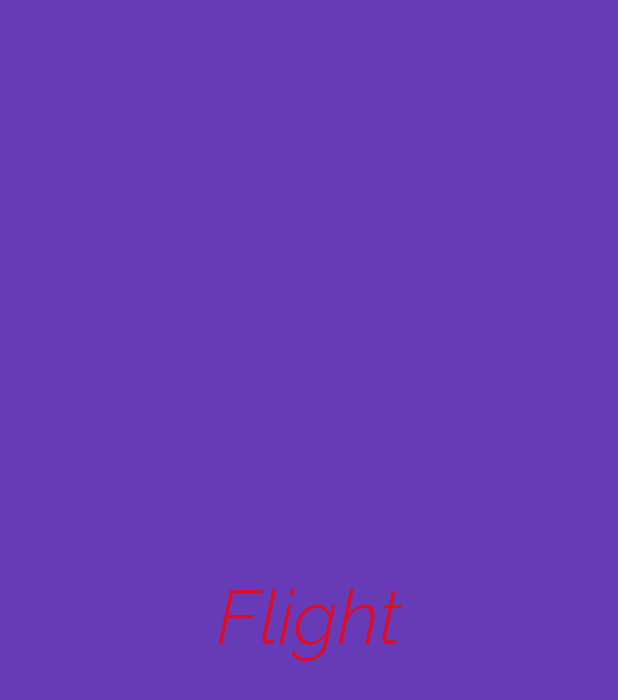
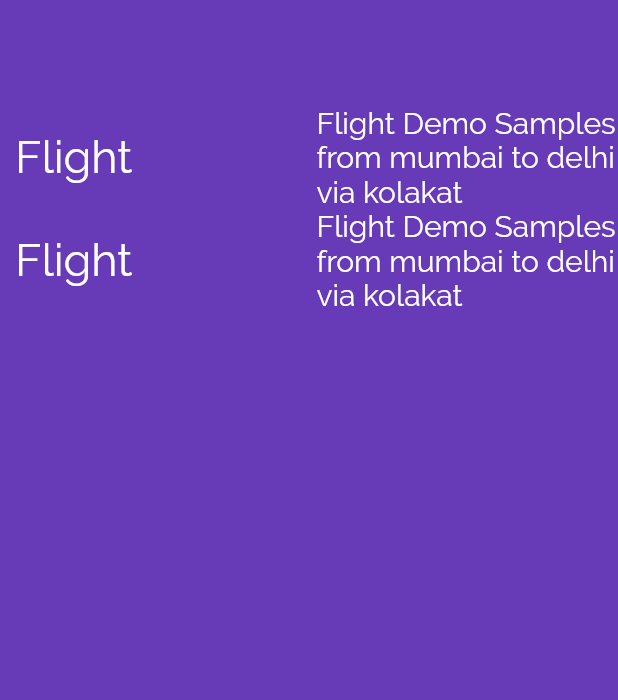
Before and after one commit to PhalugunaRao/FlutterLearning, a Flutter app: the screen it shows after launch, on a phone screen of 412 x 824 dp. Shown: the top 700 px of the screen. Run offline on Flutter 3.47's test engine with Material 2 defaults, Android fonts, the phone set to English and light mode, and no system bars.

Commit message:
Flutter Row, Column and Expanded widget

```diff
--- /dev/null
+++ b/lib/app_screens/row_coloum.dart
@@ -0,0 +1,108 @@
+import 'package:flutter/material.dart';
+
+
+class RowsAndColum extends StatelessWidget{
+  @override
+  Widget build(BuildContext context) {
+    // TODO: implement build
+    return Center(
+        child:  Container(
+          padding: EdgeInsets.only(left: 10.0,top: 70.0),
+          alignment: Alignment.center,
+          color: Colors.deepPurple,
+            child: Column(
+              children: <Widget>[
+                Row(
+                  children: <Widget>[
+                    Expanded(child: Text(
+                      "Flight",
+                      textDirection: TextDirection.ltr,
+                      style: TextStyle(
+                          decoration: TextDecoration.none,
+                          fontSize: 30.0,
+                          fontFamily: 'Raleway',
+                          fontWeight: FontWeight.w300,
+                          color: Colors.white
+                      ),
+                    )),
+                    Expanded(child: Text(
+                      "Flight Demo Samples from mumbai to delhi via kolakat",
+                      textDirection: TextDirection.ltr,
+                      style: TextStyle(
+                          decoration: TextDecoration.none,
+                          fontSize: 20.0,
+                          fontFamily: 'Raleway',
+                          fontWeight: FontWeight.w300,
+                          color: Colors.white
+                      ),
+                    )
+                    ),
+                  ],
+                ),
+                Row(
+                  children: <Widget>[
+                    Expanded(child: Text(
+                      "Flight",
+                      textDirection: TextDirection.ltr,
+                      style: TextStyle(
+                          decoration: TextDecoration.none,
+                          fontSize: 30.0,
+                          fontFamily: 'Raleway',
+                          fontWeight: FontWeight.w300,
+                          color: Colors.white
+                      ),
+                    )),
+                    Expanded(child: Text(
+                      "Flight Demo Samples from mumbai to delhi via kolakat",
+                      textDirection: TextDirection.ltr,
+                      style: TextStyle(
+                          decoration: TextDecoration.none,
+                          fontSize: 20.0,
+                          fontFamily: 'Raleway',
+                          fontWeight: FontWeight.w300,
+                          color: Colors.white
+                      ),
+                    )
+                    ),
+                  ],
+                )
+
+              ],
+            )
+
+
+
+          /*child: Row(
+            children: <Widget>[
+             Expanded(child: Text(
+                "Flight",
+                textDirection: TextDirection.ltr,
+                style: TextStyle(
+                    decoration: TextDecoration.none,
+                    fontSize: 30.0,
+                    fontFamily: 'Raleway',
+                    fontWeight: FontWeight.w300,
+                    color: Colors.white
+                ),
+              )),
+              Expanded(child: Text(
+                "Flight Demo Samples from mumbai to delhi via kolakat",
+                textDirection: TextDirection.ltr,
+                style: TextStyle(
+                    decoration: TextDecoration.none,
+                    fontSize: 20.0,
+                    fontFamily: 'Raleway',
+                    fontWeight: FontWeight.w300,
+                    color: Colors.white
+                ),
+              )
+              ),
+            ],
+          )
+*/
+
+        )
+    );
+  }
+
+}
--- a/lib/main.dart
+++ b/lib/main.dart
@@ -1,28 +1,28 @@
 import "package:flutter/material.dart";
 import 'app_screens/first_screen.dart';
 import 'app_screens/home.dart';
+import 'app_screens/row_coloum.dart';
 
 //void main() => runApp(new MyFlutterApp());
 
-void main(){
+void main() {
   runApp(MaterialApp(
     debugShowCheckedModeBanner: false,
     title: "Exploring UI widgets",
-    home: Home(),
+    home: RowsAndColum(),
   ));
 }
 
-class MyFlutterApp extends StatelessWidget{
+class MyFlutterApp extends StatelessWidget {
   @override
   Widget build(BuildContext context) {
     return MaterialApp(
-      debugShowCheckedModeBanner: false,
+        debugShowCheckedModeBanner: false,
         title: "My Flutter App",
         home: Scaffold(
-          appBar: AppBar(title: Text("Geethika App"),),
-          body : FirstScreen()
-        )
-    );
+            appBar: AppBar(
+              title: Text("Geethika App"),
+            ),
+            body: FirstScreen()));
   }
-
 }
```
